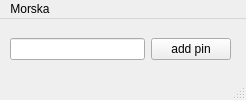
This is frontend/login/mainwindow.ui in JnsRdnp/ATM-Simulator as Qt 5 draws it before an edit. The edited form follows.
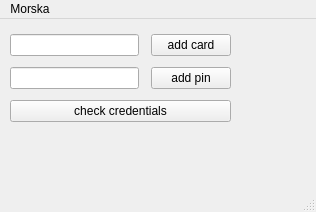
This is the edited form.

Commit message: updated login screen

```diff
--- a/frontend/login/mainwindow.ui
+++ b/frontend/login/mainwindow.ui
@@ -6,8 +6,8 @@
    <rect>
     <x>0</x>
     <y>0</y>
-    <width>246</width>
-    <height>100</height>
+    <width>316</width>
+    <height>212</height>
    </rect>
   </property>
   <property name="windowTitle">
@@ -20,20 +20,37 @@
       <x>10</x>
       <y>10</y>
       <width>221</width>
-      <height>41</height>
+      <height>101</height>
      </rect>
     </property>
     <layout class="QGridLayout" name="gridLayout">
-     <item row="0" column="1">
+     <item row="1" column="2">
       <widget class="QPushButton" name="pushButton">
        <property name="text">
         <string>add pin</string>
        </property>
       </widget>
      </item>
-     <item row="0" column="0">
+     <item row="1" column="0">
       <widget class="QLineEdit" name="textPin"/>
      </item>
+     <item row="0" column="0">
+      <widget class="QLineEdit" name="textCard"/>
+     </item>
+     <item row="0" column="2">
+      <widget class="QPushButton" name="pushButton_2">
+       <property name="text">
+        <string>add card</string>
+       </property>
+      </widget>
+     </item>
+     <item row="2" column="0" colspan="3">
+      <widget class="QPushButton" name="btnCredentials">
+       <property name="text">
+        <string>check credentials</string>
+       </property>
+      </widget>
+     </item>
     </layout>
    </widget>
   </widget>
@@ -42,7 +59,7 @@
     <rect>
      <x>0</x>
      <y>0</y>
-     <width>246</width>
+     <width>316</width>
      <height>22</height>
     </rect>
    </property>
```
The commit also changes 3 other files.
